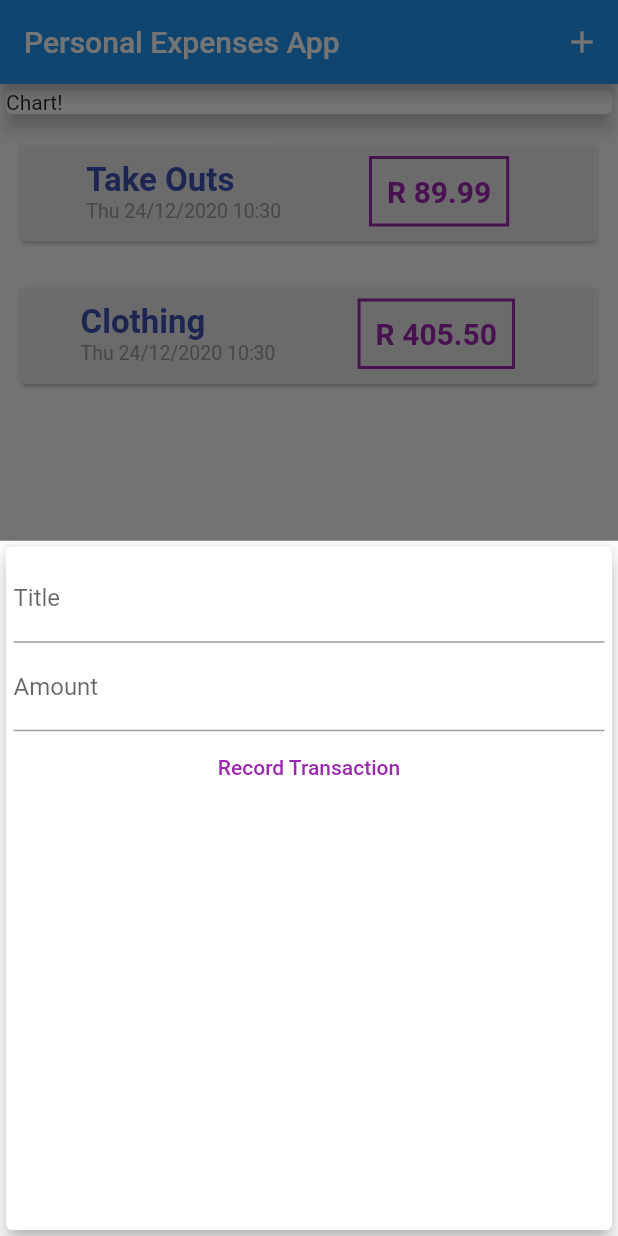
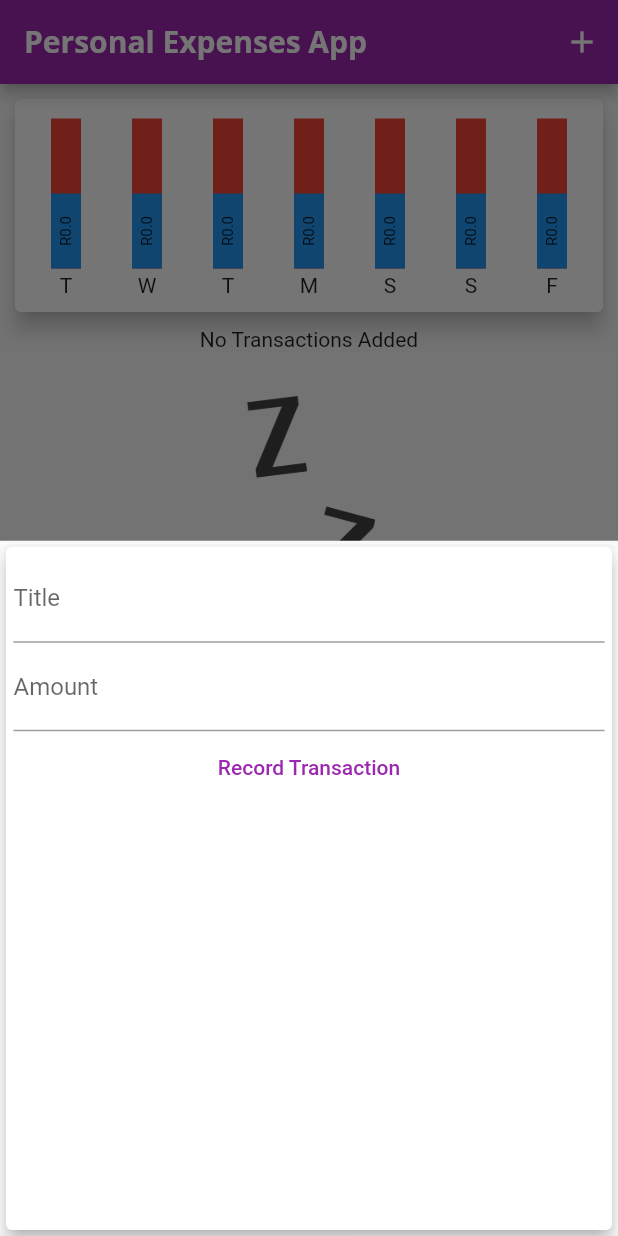
Before and after one commit to djoshua21/personal-expenses-app, a Flutter app: the screen it shows after launch, after a tap on the "add" icon, on a phone screen of 412 x 824 dp. Run offline on Flutter 3.47's test engine with Material 2 defaults, Android fonts, the phone set to English and light mode, and no system bars.

Commit message:
Working Chart - Split Chart and Bar widget

```diff
--- a/lib/main.dart
+++ b/lib/main.dart
@@ -2,11 +2,32 @@
 import 'package:flutter/material.dart';
 import './widgets/new_transaction.dart';
 import './widgets/transaction_list.dart';
+import './widgets/chart.dart';
 import './models/transaction.dart';
 
 void main() {
   runApp(MaterialApp(
     home: HomePage(),
+    theme: ThemeData(
+        primarySwatch: Colors.purple,
+        accentColor: Colors.amber,
+        fontFamily: 'Quicksand',
+        textTheme: ThemeData.light().textTheme.copyWith(
+              headline6: TextStyle(
+                fontFamily: 'OpenSans',
+                fontSize: 18,
+                fontWeight: FontWeight.bold,
+              ),
+            ),
+        appBarTheme: AppBarTheme(
+          textTheme: ThemeData.light().textTheme.copyWith(
+                headline6: TextStyle(
+                  fontFamily: 'OpenSans',
+                  fontSize: 20,
+                  fontWeight: FontWeight.bold,
+                ),
+              ),
+        )),
     title: 'My Personal Expenses App',
   ));
 }
@@ -18,19 +39,29 @@ class HomePage extends StatefulWidget {
 
 class _HomePageState extends State<HomePage> {
   final List<Transaction> _userTransaction = [
-    Transaction(
-      id: 't1',
-      title: 'Take Outs',
-      amount: 89.99,
-      date: DateTime.now(),
-    ),
-    Transaction(
-      id: 't2',
-      title: 'Clothing',
-      amount: 405.50,
-      date: DateTime.now(),
-    ),
+    // Transaction(
+    //   id: 't1',
+    //   title: 'Take Outs',
+    //   amount: 89.99,
+    //   date: DateTime.now(),
+    // ),
+    // Transaction(
+    //   id: 't2',
+    //   title: 'Clothing',
+    //   amount: 405.50,
+    //   date: DateTime.now(),
+    // ),
   ];
+
+  List<Transaction> get _recentTransactions {
+    return _userTransaction.where((item) {
+      return item.date.isAfter(
+        DateTime.now().subtract(
+          Duration(days: 7),
+        ),
+      );
+    }).toList();
+  }
 
   void _addNewTransaction(String itemTitle, double itemAmount) {
     final newItem = Transaction(
@@ -62,7 +93,9 @@ class _HomePageState extends State<HomePage> {
   Widget build(BuildContext context) {
     return Scaffold(
       appBar: AppBar(
-        title: Text('Personal Expenses App'),
+        title: Text(
+          'Personal Expenses App',
+        ),
         actions: <Widget>[
           IconButton(
             icon: Icon(Icons.add),
@@ -76,14 +109,8 @@ class _HomePageState extends State<HomePage> {
             crossAxisAlignment: CrossAxisAlignment.stretch,
             mainAxisAlignment: MainAxisAlignment.start,
             children: <Widget>[
-              Container(
-                width: double.infinity,
-                child: Card(
-                  elevation: 5,
-                  child: Text('Chart!'),
-                ),
-              ),
-              TransactionList(_userTransaction)
+              Chart(_recentTransactions),
+              TransactionList(_userTransaction),
             ],
           ),
         ),
--- /dev/null
+++ b/lib/widgets/bars.dart
@@ -0,0 +1,34 @@
+import 'package:flutter/cupertino.dart';
+import 'package:flutter/material.dart';
+
+class Bar extends StatelessWidget {
+  final double amount;
+
+  Bar(this.amount);
+
+  @override
+  Widget build(BuildContext context) {
+    return Container(
+      margin: EdgeInsets.symmetric(vertical: 3),
+      height: 100,
+      color: Colors.red,
+      alignment: Alignment.bottomCenter,
+
+      child: Container(
+        alignment: Alignment.center,
+        height: 50,
+        width: 20,
+        // color: Colors.blue,
+        decoration: BoxDecoration(color: Colors.blue),
+
+        child: RotatedBox(
+          quarterTurns: 3,
+          child: Text(
+            'R${amount.toString()}',
+            style: TextStyle(fontSize: 10),
+          ),
+        ),
+      ),
+    );
+  }
+}
--- /dev/null
+++ b/lib/widgets/chart.dart
@@ -0,0 +1,68 @@
+import 'package:flutter/cupertino.dart';
+import 'package:flutter/material.dart';
+import 'package:intl/intl.dart';
+import './bars.dart';
+
+import '../models/transaction.dart';
+
+class Chart extends StatelessWidget {
+  final List<Transaction> recentTransactions;
+
+  Chart(this.recentTransactions);
+
+  List<Map<String, Object>> get groupedTransactionValues {
+    return List.generate(7, (index) {
+      final weekDay = DateTime.now().subtract(
+        Duration(
+          days: index,
+        ),
+      );
+      var totalSum = 0.0;
+
+      for (var i = 0; i < recentTransactions.length; i++) {
+        if (recentTransactions[i].date.day == weekDay.day &&
+            recentTransactions[i].date.month == weekDay.month &&
+            recentTransactions[i].date.year == weekDay.year) {
+          totalSum += recentTransactions[i].amount;
+        }
+      }
+
+      print(DateFormat.E().format(weekDay));
+      print(totalSum);
+
+      return {
+        'day': DateFormat.E().format(weekDay).substring(0, 1),
+        'amount': totalSum,
+      };
+    });
+  }
+
+  //static const spendLimit = 1000;
+
+  @override
+  Widget build(BuildContext context) {
+    // print(groupedTransactionValues);
+    return Container(
+      child: Card(
+        elevation: 6,
+        margin: EdgeInsets.all(10),
+        child: Row(
+          mainAxisAlignment: MainAxisAlignment.spaceEvenly,
+          children: <Widget>[
+            ...groupedTransactionValues.map((data) {
+              return Container(
+                margin: EdgeInsets.all(10),
+                child: Column(
+                  children: <Widget>[
+                    Bar(data['amount']),
+                    Text(data['day'])
+                  ],
+                ),
+              );
+            }).toList()
+          ],
+        ),
+      ),
+    );
+  }
+}
--- a/lib/widgets/new_transaction.dart
+++ b/lib/widgets/new_transaction.dart
@@ -1,11 +1,18 @@
 import 'package:flutter/material.dart';
 
-class NewTransaction extends StatelessWidget {
-  final titleController = TextEditingController();
-  final amountController = TextEditingController();
+class NewTransaction extends StatefulWidget {
   final Function addItem;
 
   NewTransaction(this.addItem);
+
+  @override
+  _NewTransactionState createState() => _NewTransactionState();
+}
+
+class _NewTransactionState extends State<NewTransaction> {
+  final titleController = TextEditingController();
+
+  final amountController = TextEditingController();
 
   void _submitTransaction() {
     final enteredTitle = titleController.text;
@@ -15,10 +22,11 @@ class NewTransaction extends StatelessWidget {
       return;
     }
 
-    addItem(
+    widget.addItem(
       enteredTitle,
       enteredAmount,
     );
+    Navigator.of(context).pop();
   }
 
   @override
@@ -34,9 +42,7 @@ class NewTransaction extends StatelessWidget {
               TextField(
                 decoration: InputDecoration(labelText: 'Title'),
                 controller: titleController,
-
                 onSubmitted: (_) => _submitTransaction(),
-
               ),
               TextField(
                 decoration: InputDecoration(labelText: 'Amount'),
--- a/lib/widgets/transaction_list.dart
+++ b/lib/widgets/transaction_list.dart
@@ -10,8 +10,24 @@ class TransactionList extends StatelessWidget {
   @override
   Widget build(BuildContext context) {
     return Container(
-      height: 350,
-      child: ListView.builder(
+      height: 400,
+      child: transactions.isEmpty
+          ? Column(
+              children: <Widget>[
+                Text('No Transactions Added'),
+                SizedBox(
+                  height: 30,
+                ),
+                Container(
+                  height: 200,
+                  child: Image.asset(
+                    'assets/images/waiting.png',
+                    fit: BoxFit.fill,
+                  ),
+                )
+              ],
+            )
+          : ListView.builder(
               itemBuilder: (cItem, index) {
                 return Container(
                   width: double.infinity,
@@ -26,13 +42,11 @@ class TransactionList extends StatelessWidget {
                           children: <Widget>[
                             Text(
                               transactions[index].title,
-                        style: TextStyle(
-                            fontSize: 22,
-                            fontWeight: FontWeight.bold,
-                            color: Colors.indigo),
+                              style: Theme.of(context).textTheme.headline6,
                             ),
                             Text(
-                        DateFormat('E dd/MM/yyyy HH:mm').format(transactions[index].date),
+                              DateFormat('E dd/MM/yyyy HH:mm')
+                                  .format(transactions[index].date),
                               style: TextStyle(
                                 fontSize: 13,
                                 color: Colors.grey,
@@ -42,17 +56,23 @@ class TransactionList extends StatelessWidget {
                         ),
                         Container(
                           child: Text(
-                      'R ${transactions[index].amount.toStringAsFixed(2)}', //string interpolation !!
+                            'R ${transactions[index].amount.toStringAsFixed(2)}',
+                            //string interpolation !!
                             style: TextStyle(
                               fontWeight: FontWeight.bold,
                               fontSize: 20,
-                          color: Colors.purple),
+                              color: Theme.of(context).primaryColor,
+                            ),
                           ),
                           padding: EdgeInsets.all(10),
-                    margin: EdgeInsets.symmetric(vertical: 10, horizontal: 15),
+                          margin: EdgeInsets.symmetric(
+                              vertical: 10, horizontal: 15),
                           decoration: BoxDecoration(
                               //color: Colors.red,
-                        border: Border.all(width: 2, color: Colors.purple)),
+                              border: Border.all(
+                            width: 2,
+                            color: Theme.of(context).primaryColor,
+                          )),
                         ),
                       ],
                     ),
```
Also changed, not shown: pubspec.yaml (+14 -14 lines), assets/fonts/OpenSans-Bold.ttf (added), assets/fonts/OpenSans-Regular.ttf (added), assets/fonts/Quicksand-Bold.ttf (added), assets/fonts/Quicksand-Light.ttf (added), assets/fonts/Quicksand-Medium.ttf (added), assets/fonts/Quicksand-Regular.ttf (added), assets/images/waiting.png (added). Lines whose indentation alone changed are shown as unchanged.
